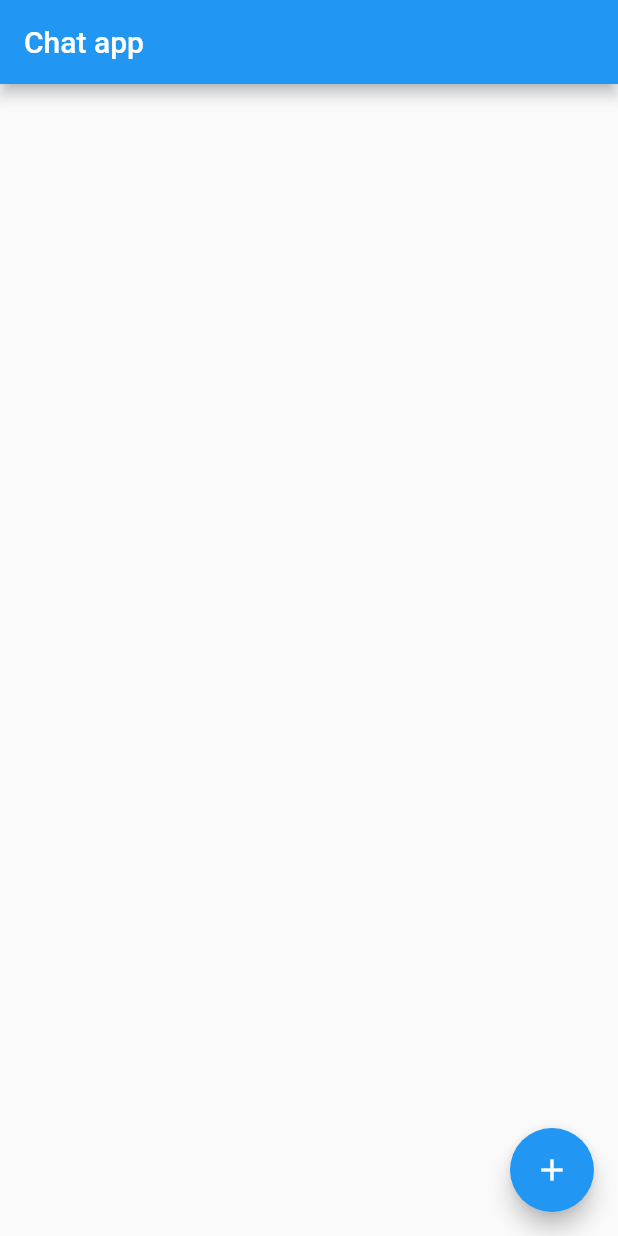
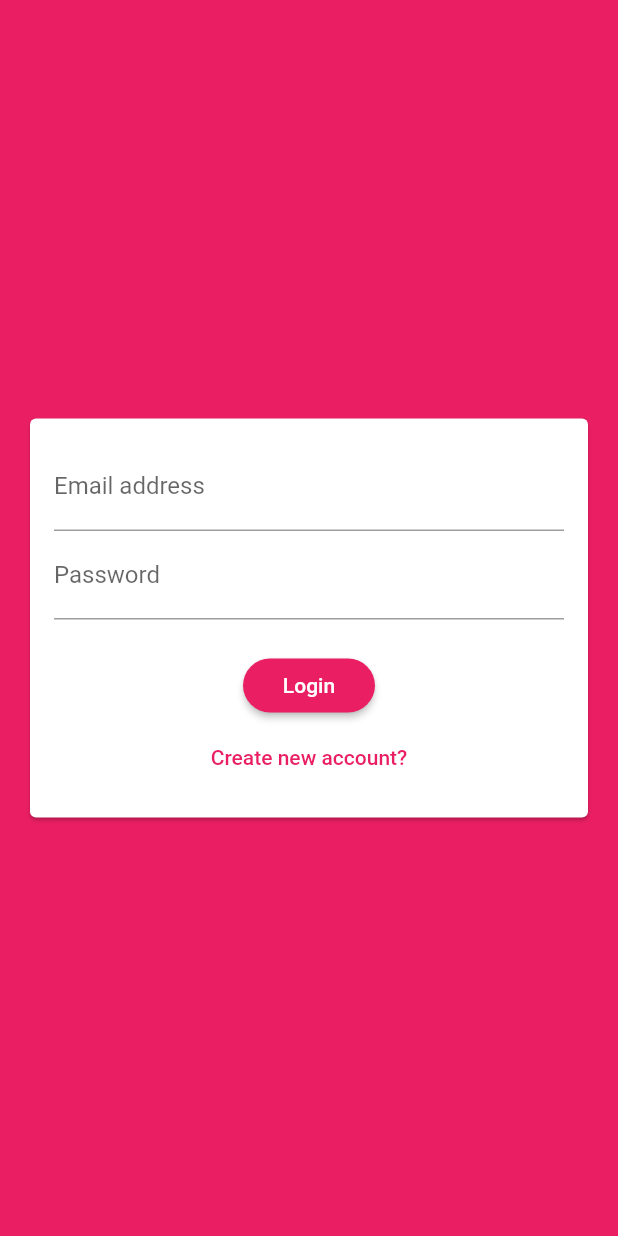
Before and after one commit to IsmailElShinnawy/chat-app, a Flutter app: the screen it shows after launch, on a phone screen of 412 x 824 dp. Run offline on Flutter 3.47's test engine with Material 2 defaults, Android fonts, the phone set to English and light mode, and no system bars; our stand-ins replace cloud_firestore, firebase_auth; accounts and stored records are empty.

Commit message:
added firebase auth and storing messages on firestore - L337

```diff
--- a/lib/main.dart
+++ b/lib/main.dart
@@ -1,6 +1,8 @@
 import 'package:flutter/material.dart';
+import 'package:firebase_auth/firebase_auth.dart';
 
 import './screens/chat_screen.dart';
+import './screens/auth_screen.dart';
 
 void main() => runApp(MyApp());
 
@@ -11,9 +13,27 @@ class MyApp extends StatelessWidget {
     return MaterialApp(
       title: 'Flutter Chat',
       theme: ThemeData(
-        primarySwatch: Colors.blue,
+        primarySwatch: Colors.pink,
+        backgroundColor: Colors.pink,
+        accentColor: Colors.deepPurple,
+        accentColorBrightness: Brightness.dark,
+        buttonTheme: ButtonTheme.of(context).copyWith(
+          buttonColor: Colors.pink,
+          textTheme: ButtonTextTheme.primary,
+          shape: RoundedRectangleBorder(
+            borderRadius: BorderRadius.circular(20),
+          ),
+        ),
       ),
-      home: ChatScreen(),
+      home: StreamBuilder(
+        stream: FirebaseAuth.instance.onAuthStateChanged,
+        builder: (ctx, authSnapshot) {
+          if (authSnapshot.hasData) {
+            return ChatScreen();
+          }
+          return AuthScreen();
+        },
+      ),
     );
   }
 }
--- a/lib/screens/auth_screen.dart
+++ b/lib/screens/auth_screen.dart
@@ -0,0 +1,84 @@
+import 'package:flutter/material.dart';
+import 'package:firebase_auth/firebase_auth.dart';
+import 'package:flutter/services.dart';
+import 'package:cloud_firestore/cloud_firestore.dart';
+
+import '../widgets/auth/auth_form.dart';
+
+class AuthScreen extends StatefulWidget {
+  @override
+  _AuthScreenState createState() => _AuthScreenState();
+}
+
+class _AuthScreenState extends State<AuthScreen> {
+  final _auth = FirebaseAuth.instance;
+  var _isLoading = false;
+
+  void _submitAuthForm(
+    String email,
+    String password,
+    String username,
+    bool isLogin,
+    BuildContext ctx,
+  ) async {
+    AuthResult authResult;
+
+    try {
+      setState(() {
+        _isLoading = true;
+      });
+      if (isLogin) {
+        authResult = await _auth.signInWithEmailAndPassword(
+          email: email,
+          password: password,
+        );
+      } else {
+        authResult = await _auth.createUserWithEmailAndPassword(
+          email: email,
+          password: password,
+        );
+        await Firestore.instance
+            .collection('users')
+            .document(authResult.user.uid)
+            .setData({
+          'username': username,
+          'email': email,
+        });
+      }
+      setState(() {
+        _isLoading = false;
+      });
+    } on PlatformException catch (err) {
+      var message = 'An error occured, please check your credentials';
+      if (err.message != null) {
+        message = err.message;
+      }
+
+      Scaffold.of(ctx).showSnackBar(
+        SnackBar(
+          content: Text(message),
+          backgroundColor: Theme.of(context).errorColor,
+        ),
+      );
+      setState(() {
+        _isLoading = false;
+      });
+    } catch (err) {
+      print(err);
+      setState(() {
+        _isLoading = false;
+      });
+    }
+  }
+
+  @override
+  Widget build(BuildContext context) {
+    return Scaffold(
+      backgroundColor: Theme.of(context).primaryColor,
+      body: AuthForm(
+        _submitAuthForm,
+        _isLoading,
+      ),
+    );
+  }
+}
--- /dev/null
+++ b/lib/widgets/auth/auth_form.dart
@@ -0,0 +1,132 @@
+import 'package:flutter/material.dart';
+
+class AuthForm extends StatefulWidget {
+  final Function(String, String, String, bool, BuildContext) submitFn;
+  final isLoading;
+
+  AuthForm(this.submitFn, this.isLoading);
+
+  @override
+  _AuthFormState createState() => _AuthFormState();
+}
+
+class _AuthFormState extends State<AuthForm> {
+  final _formKey = GlobalKey<FormState>();
+  var _userEmail = '';
+  var _userPassword = '';
+  var _userName = '';
+  var _isLogin = true;
+
+  void _trySubmit() {
+    final isValid = _formKey.currentState.validate();
+    if (!isValid) return;
+    FocusScope.of(context).unfocus();
+
+    _formKey.currentState.save();
+
+    widget.submitFn(
+      _userEmail.trim(),
+      _userPassword.trim(),
+      _userName.trim(),
+      _isLogin,
+      context,
+    );
+  }
+
+  @override
+  Widget build(BuildContext context) {
+    return Center(
+      child: Card(
+        margin: const EdgeInsets.all(20),
+        child: SingleChildScrollView(
+          child: Padding(
+            padding: const EdgeInsets.all(16),
+            child: Form(
+              key: _formKey,
+              child: Column(
+                children: [
+                  TextFormField(
+                    key: Key('authEmailAddress'),
+                    validator: (value) {
+                      if (value.isEmpty || !value.contains('@')) {
+                        return 'Please enter a valid email address';
+                      }
+                      return null;
+                    },
+                    keyboardType: TextInputType.emailAddress,
+                    decoration: InputDecoration(
+                      labelText: 'Email address',
+                    ),
+                    onSaved: (value) {
+                      _userEmail = value;
+                    },
+                  ),
+                  !_isLogin
+                      ? TextFormField(
+                          key: Key('authUsername'),
+                          validator: (value) {
+                            if (value.isEmpty || value.length < 4) {
+                              return 'Please enter a username with at least 4 characters';
+                            }
+                            return null;
+                          },
+                          decoration: InputDecoration(
+                            labelText: 'Username',
+                          ),
+                          onSaved: (value) {
+                            _userName = value;
+                          },
+                        )
+                      : SizedBox(
+                          height: 0,
+                        ),
+                  TextFormField(
+                    key: Key('authPassword'),
+                    validator: (value) {
+                      if (value.isEmpty || value.length < 7) {
+                        return 'Password must be at least 7 characters';
+                      }
+                      return null;
+                    },
+                    decoration: InputDecoration(
+                      labelText: 'Password',
+                    ),
+                    obscureText: true,
+                    onSaved: (value) {
+                      _userPassword = value;
+                    },
+                  ),
+                  SizedBox(
+                    height: 20,
+                  ),
+                  widget.isLoading
+                      ? Center(
+                          child: CircularProgressIndicator(),
+                        )
+                      : RaisedButton(
+                          onPressed: _trySubmit,
+                          child: Text(_isLogin ? 'Login' : 'Signup'),
+                        ),
+                  FlatButton(
+                    textColor: Theme.of(context).primaryColor,
+                    onPressed: widget.isLoading
+                        ? null
+                        : () {
+                            setState(() {
+                              _isLogin = !_isLogin;
+                            });
+                          },
+                    child: Text(
+                      _isLogin ? 'Create new account?' : 'Login instead?',
+                    ),
+                  )
+                ],
+                mainAxisSize: MainAxisSize.min,
+              ),
+            ),
+          ),
+        ),
+      ),
+    );
+  }
+}
--- a/pubspec.yaml
+++ b/pubspec.yaml
@@ -20,6 +20,7 @@ dependencies:
   flutter:
     sdk: flutter
   cloud_firestore: 0.13.5
+  firebase_auth: 0.16.0
 
   # The following adds the Cupertino Icons font to your application.
   # Use with the CupertinoIcons class for iOS style icons.
```
Also changed, not shown: lib/screens/chat_screen.dart (+41 -25 lines), lib/widgets/chat/message_bubble.dart (added, +68 -0 lines), lib/widgets/chat/messages.dart (added, +49 -0 lines), lib/widgets/chat/new_message.dart (added, +57 -0 lines), pubspec.lock.
